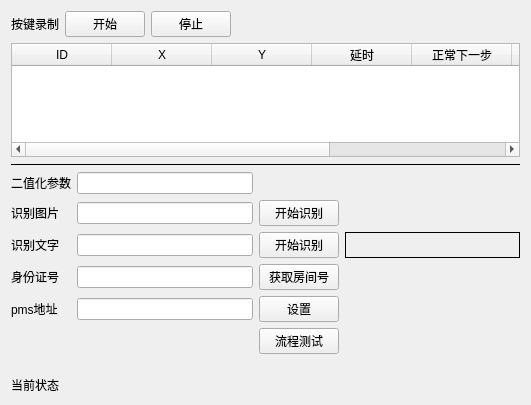
Old version of the form KeyRecorder/FormConfig.ui in the repository RYAN--LEE/key-recorder.
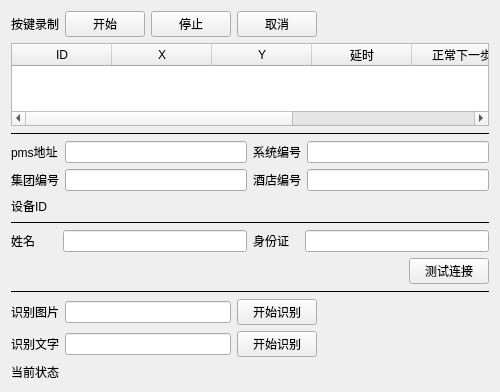
New version of the form.

The edit to the form file:
```diff
--- a/KeyRecorder/FormConfig.ui
+++ b/KeyRecorder/FormConfig.ui
@@ -6,8 +6,8 @@
    <rect>
     <x>0</x>
     <y>0</y>
-    <width>531</width>
-    <height>405</height>
+    <width>500</width>
+    <height>392</height>
    </rect>
   </property>
   <property name="windowTitle">
@@ -37,6 +37,13 @@
        </property>
       </widget>
      </item>
+     <item>
+      <widget class="QPushButton" name="pushButtonCancel">
+       <property name="text">
+        <string>取消</string>
+       </property>
+      </widget>
+     </item>
      <item>
       <spacer name="horizontalSpacer_2">
        <property name="orientation">
@@ -124,7 +131,7 @@
     </widget>
    </item>
    <item>
-    <widget class="Line" name="line_2">
+    <widget class="Line" name="line_3">
      <property name="frameShadow">
       <enum>QFrame::Plain</enum>
      </property>
@@ -134,116 +141,184 @@
     </widget>
    </item>
    <item>
-    <layout class="QGridLayout" name="gridLayout" columnstretch="0,1,0,1">
-     <item row="3" column="2">
-      <widget class="QPushButton" name="pushButtonRom">
+    <layout class="QGridLayout" name="gridLayout_2" columnstretch="1,4,1,4">
+     <item row="0" column="2">
+      <widget class="QLabel" name="label_10">
        <property name="text">
-        <string>获取房间号</string>
+        <string>系统编号</string>
        </property>
       </widget>
      </item>
-     <item row="3" column="0">
-      <widget class="QLabel" name="label_8">
-       <property name="text">
-        <string>身份证号</string>
-       </property>
-      </widget>
+     <item row="0" column="3">
+      <widget class="QLineEdit" name="lineEditPMSType"/>
      </item>
-     <item row="4" column="2">
-      <widget class="QPushButton" name="pushButtonPMS">
-       <property name="text">
-        <string>设置</string>
-       </property>
-      </widget>
-     </item>
-     <item row="0" column="0">
-      <widget class="QLabel" name="label_2">
-       <property name="text">
-        <string>二值化参数</string>
-       </property>
-      </widget>
-     </item>
-     <item row="2" column="3">
-      <widget class="QLabel" name="labelResult">
-       <property name="frameShape">
-        <enum>QFrame::Box</enum>
-       </property>
-       <property name="text">
-        <string/>
-       </property>
-      </widget>
-     </item>
-     <item row="3" column="1">
-      <widget class="QLineEdit" name="lineEditRom"/>
-     </item>
-     <item row="5" column="2">
-      <widget class="QPushButton" name="pushButtonTest">
-       <property name="text">
-        <string>流程测试</string>
-       </property>
-      </widget>
+     <item row="1" column="3">
+      <widget class="QLineEdit" name="lineEditHotelCode"/>
      </item>
      <item row="1" column="1">
-      <widget class="QLineEdit" name="lineEditRecoImg"/>
+      <widget class="QLineEdit" name="lineEditGroupCode"/>
      </item>
-     <item row="4" column="1">
+     <item row="0" column="0">
+      <widget class="QLabel" name="label_9">
+       <property name="text">
+        <string>pms地址</string>
+       </property>
+      </widget>
+     </item>
+     <item row="0" column="1">
       <widget class="QLineEdit" name="lineEditPMS"/>
      </item>
-     <item row="1" column="2">
-      <widget class="QPushButton" name="pushButtonRecoImg">
+     <item row="1" column="0">
+      <widget class="QLabel" name="label_11">
        <property name="text">
-        <string>开始识别</string>
+        <string>集团编号</string>
        </property>
       </widget>
      </item>
-     <item row="0" column="1">
-      <widget class="QLineEdit" name="lineEditThreshold"/>
-     </item>
-     <item row="1" column="3">
-      <widget class="QLabel" name="labelRecoImgResult">
+     <item row="1" column="2">
+      <widget class="QLabel" name="label_12">
        <property name="text">
-        <string/>
+        <string>酒店编号</string>
        </property>
       </widget>
      </item>
      <item row="2" column="0">
-      <widget class="QLabel" name="label_7">
+      <widget class="QLabel" name="label_8">
        <property name="text">
-        <string>识别文字</string>
+        <string>设备ID</string>
        </property>
       </widget>
      </item>
      <item row="2" column="1">
-      <widget class="QLineEdit" name="lineEditRecoText"/>
+      <widget class="QLabel" name="labelDeviceID">
+       <property name="text">
+        <string/>
+       </property>
+      </widget>
      </item>
-     <item row="1" column="0">
-      <widget class="QLabel" name="label_5">
+    </layout>
+   </item>
+   <item>
+    <widget class="Line" name="line_2">
+     <property name="frameShadow">
+      <enum>QFrame::Plain</enum>
+     </property>
+     <property name="orientation">
+      <enum>Qt::Horizontal</enum>
+     </property>
+    </widget>
+   </item>
+   <item>
+    <layout class="QGridLayout" name="gridLayout_3" columnstretch="1,4,1,4">
+     <item row="0" column="3">
+      <widget class="QLineEdit" name="lineEditCardID"/>
+     </item>
+     <item row="0" column="0">
+      <widget class="QLabel" name="label_3">
        <property name="text">
-        <string>识别图片</string>
+        <string>姓名</string>
        </property>
       </widget>
      </item>
-     <item row="4" column="0">
+     <item row="0" column="1">
+      <widget class="QLineEdit" name="lineEditName"/>
+     </item>
+     <item row="0" column="2">
       <widget class="QLabel" name="label_6">
        <property name="text">
-        <string>pms地址</string>
+        <string>身份证</string>
        </property>
       </widget>
      </item>
-     <item row="2" column="2">
+     <item row="1" column="3">
+      <layout class="QHBoxLayout" name="horizontalLayout_2">
+       <item>
+        <spacer name="horizontalSpacer_3">
+         <property name="orientation">
+          <enum>Qt::Horizontal</enum>
+         </property>
+         <property name="sizeHint" stdset="0">
+          <size>
+           <width>40</width>
+           <height>20</height>
+          </size>
+         </property>
+        </spacer>
+       </item>
+       <item>
+        <widget class="QPushButton" name="pushButtonPMS">
+         <property name="text">
+          <string>测试连接</string>
+         </property>
+        </widget>
+       </item>
+      </layout>
+     </item>
+    </layout>
+   </item>
+   <item>
+    <widget class="Line" name="line_4">
+     <property name="frameShadow">
+      <enum>QFrame::Plain</enum>
+     </property>
+     <property name="orientation">
+      <enum>Qt::Horizontal</enum>
+     </property>
+    </widget>
+   </item>
+   <item>
+    <layout class="QGridLayout" name="gridLayout" columnstretch="1,4,1,4">
+     <item row="1" column="2">
       <widget class="QPushButton" name="pushButtonRecoText">
        <property name="text">
         <string>开始识别</string>
        </property>
       </widget>
      </item>
-     <item row="3" column="3">
-      <widget class="QLabel" name="labelRom">
+     <item row="0" column="1">
+      <widget class="QLineEdit" name="lineEditRecoImg"/>
+     </item>
+     <item row="0" column="0">
+      <widget class="QLabel" name="label_5">
        <property name="text">
+        <string>识别图片</string>
+       </property>
+      </widget>
+     </item>
+     <item row="1" column="1">
+      <widget class="QLineEdit" name="lineEditRecoText"/>
+     </item>
+     <item row="0" column="3">
+      <widget class="QLabel" name="labelRecoImgResult">
+       <property name="text">
         <string/>
        </property>
       </widget>
      </item>
+     <item row="0" column="2">
+      <widget class="QPushButton" name="pushButtonRecoImg">
+       <property name="text">
+        <string>开始识别</string>
+       </property>
+      </widget>
+     </item>
+     <item row="1" column="3">
+      <widget class="QLabel" name="labelResult">
+       <property name="frameShape">
+        <enum>QFrame::NoFrame</enum>
+       </property>
+       <property name="text">
+        <string/>
+       </property>
+      </widget>
+     </item>
+     <item row="1" column="0">
+      <widget class="QLabel" name="label_7">
+       <property name="text">
+        <string>识别文字</string>
+       </property>
+      </widget>
+     </item>
     </layout>
    </item>
    <item>
```
